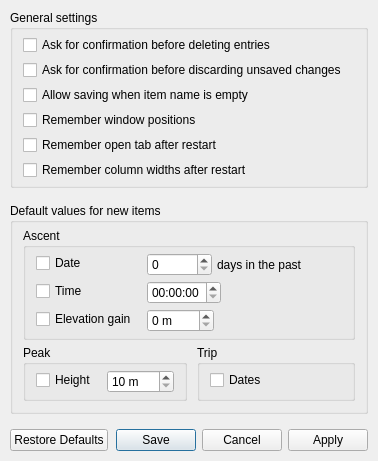
First picture: the form in src/ui/settings_window.ui, repository svetter/pal, before the edit.
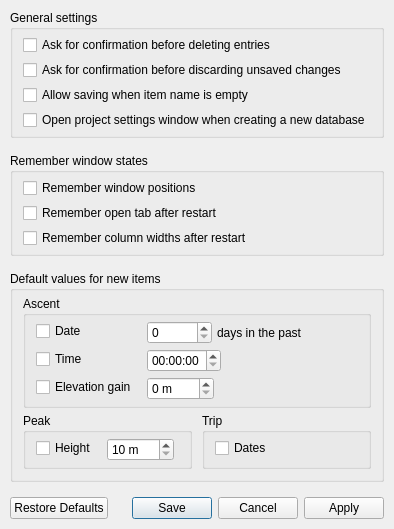
Second picture: the form after the edit.

Commit message:
Project settings window can now be opened in a slight variation when creating new database (#31)
Can be disabled in settings window

```diff
--- a/src/ui/settings_window.ui
+++ b/src/ui/settings_window.ui
@@ -7,7 +7,7 @@
     <x>0</x>
     <y>0</y>
     <width>400</width>
-    <height>516</height>
+    <height>588</height>
    </rect>
   </property>
   <property name="sizePolicy">
@@ -86,6 +86,37 @@
         </property>
        </widget>
       </item>
+      <item>
+       <widget class="QCheckBox" name="openProjectSettingsOnNewDatabaseCheckbox">
+        <property name="text">
+         <string>Open project settings window when creating a new database</string>
+        </property>
+       </widget>
+      </item>
+     </layout>
+    </widget>
+   </item>
+   <item>
+    <widget class="QGroupBox" name="groupBox">
+     <property name="title">
+      <string>Remember window states</string>
+     </property>
+     <layout class="QVBoxLayout" name="verticalLayout_3">
+      <property name="spacing">
+       <number>5</number>
+      </property>
+      <property name="leftMargin">
+       <number>10</number>
+      </property>
+      <property name="topMargin">
+       <number>5</number>
+      </property>
+      <property name="rightMargin">
+       <number>10</number>
+      </property>
+      <property name="bottomMargin">
+       <number>5</number>
+      </property>
       <item>
        <widget class="QCheckBox" name="rememberWindowPositionsCheckbox">
         <property name="text">
```
The commit also changes 6 other files.
